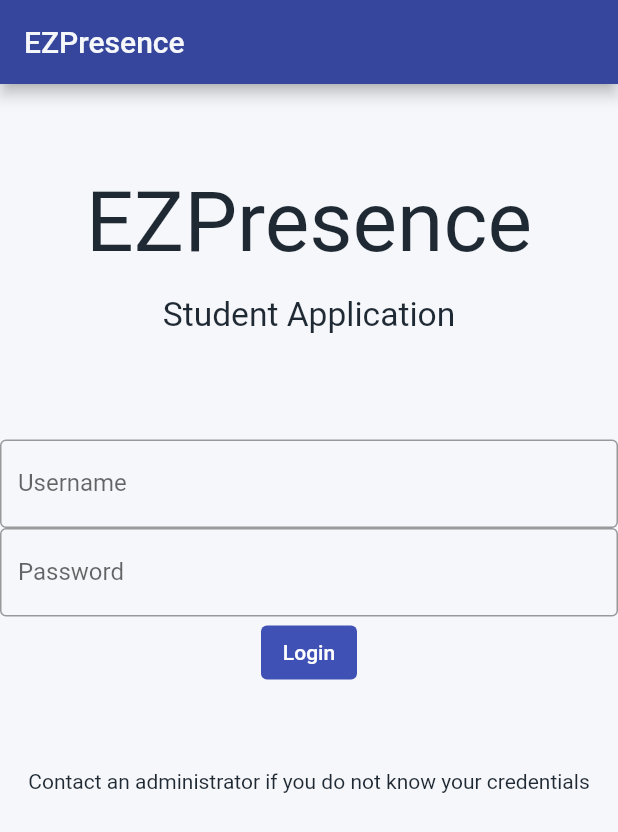
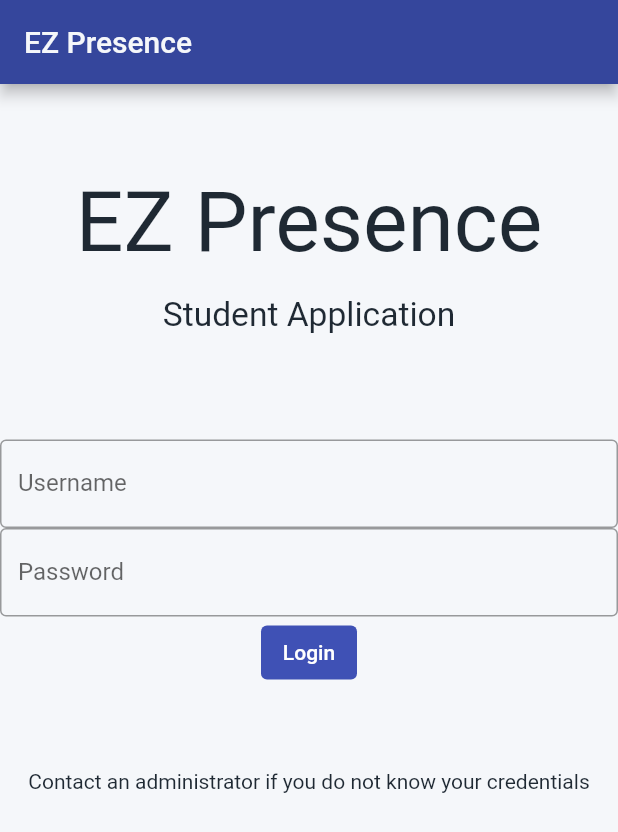
Before and after one commit to omarnassif98/EZ-Presence, a Flutter app: the screen it shows after launch, on a phone screen of 412 x 824 dp. Shown: the top 832 px of the screen. Run offline on Flutter 3.47's test engine with Material 2 defaults, Android fonts, the phone set to English and light mode, and no system bars; our stand-ins replace cloud_functions, firebase_auth, firebase_core, geolocator; missing offline and left inert: qr_code_scanner; accounts and stored records are empty; generated files the repository leaves out were written again.

Commit message:
Fixed inconsistent naming of EZ Presence

```diff
--- a/ezpresence_mobile/lib/main.dart
+++ b/ezpresence_mobile/lib/main.dart
@@ -41,7 +41,7 @@ class MyApp extends StatelessWidget {
         primarySwatch: AppColor.indigo,
         canvasColor: AppColor.white,
         primaryTextTheme: Theme.of(context).textTheme.apply(
-              bodyColor: AppColor.white, //I changed this from black to white so EZ-Presence in the title would be white
+              bodyColor: AppColor.white, //I changed this from black to white so EZ Presence in the title would be white
               displayColor: AppColor.black,
             ),
         textTheme: Theme.of(context).textTheme.apply(
@@ -49,7 +49,7 @@ class MyApp extends StatelessWidget {
               displayColor: AppColor.black,
             ),
       ),
-      home: MyHomePage(title: 'EZPresence'),
+      home: MyHomePage(title: 'EZ Presence'),
       debugShowCheckedModeBanner: false,
     );
   }
@@ -123,7 +123,7 @@ class _MyHomePageState extends State<MyHomePage> {
           // horizontal).
           mainAxisAlignment: MainAxisAlignment.start,
           children: <Widget>[
-            Text('EZPresence',
+            Text('EZ Presence',
                 textAlign: TextAlign.center,
                 textScaleFactor: 4.0,
                 style: TextStyle(height: 2.5)),
@@ -131,7 +131,7 @@ class _MyHomePageState extends State<MyHomePage> {
                 textScaleFactor: 1.6,
                 style: TextStyle(
                     height:
-                        1.2 //This increases the amount of space between "EZPresence" and "Student Application"
+                        1.2 //This increases the amount of space between "EZ Presence" and "Student Application"
                     )),
             SizedBox(
                 height:
@@ -193,7 +193,7 @@ class SecondRoute extends StatelessWidget {
           mainAxisAlignment: MainAxisAlignment.start,
           children: <Widget>[
             Text(
-                'EZPresence',
+                'EZ Presence',
                 textAlign: TextAlign.center,
                 textScaleFactor: 4.0,
                 style: TextStyle(
@@ -204,7 +204,7 @@ class SecondRoute extends StatelessWidget {
                 'Student Application',
                 textScaleFactor: 1.6,
                 style: TextStyle(
-                    height: 1.2 //This increases the amount of space between "EZPresence" and "Student Application"
+                    height: 1.2 //This increases the amount of space between "EZ Presence" and "Student Application"
                 )
             ),
             Text(
```
